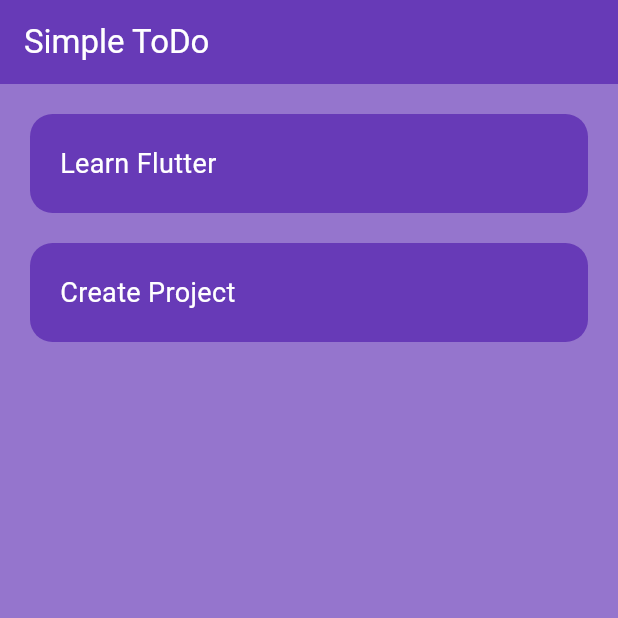
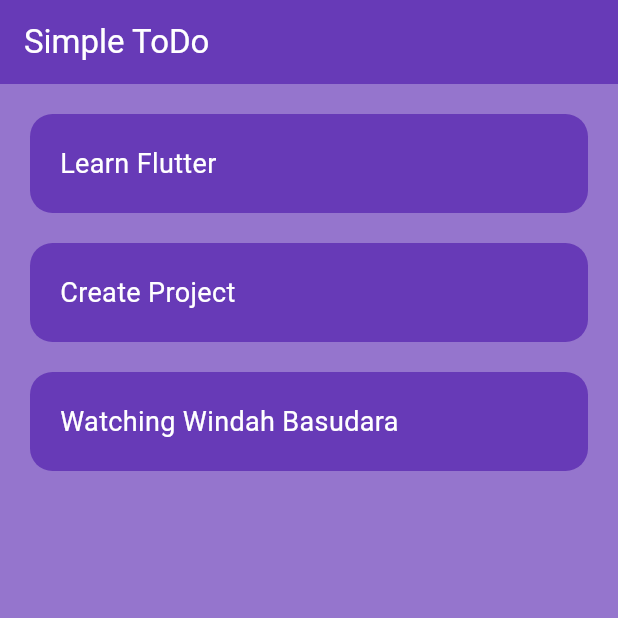
Before and after one commit to BliAli/ToDoList, a Flutter app: the screen it shows after launch, on a phone screen of 412 x 824 dp, the top half of it. Run offline on Flutter 3.47's test engine with Material 3 defaults, Android fonts, the phone set to English and light mode, and no system bars.

Commit message:
Move file home page ke folder pages, dan create folder utils untuk membuat to do listnya

```diff
--- a/lib/main.dart
+++ b/lib/main.dart
@@ -1,5 +1,5 @@
 import 'package:flutter/material.dart';
-import 'package:todolist/home_page.dart';
+import 'package:todolist/pages/home_page.dart';
 
 void main() {
   runApp(const MyApp());
--- a/lib/home_page.dart
+++ b/lib/pages/home_page.dart
@@ -1,4 +1,5 @@
 import 'package:flutter/material.dart';
+import 'package:todolist/utils/todo_list.dart';
 
 class HomePage extends StatelessWidget {
   HomePage({super.key});
@@ -6,6 +7,7 @@ class HomePage extends StatelessWidget {
   List toDoList = [
     ['Learn Flutter', false],
     ['Create Project', false],
+    ['Watching Windah Basudara', false],
   ];
 
   @override
@@ -20,25 +22,7 @@ class HomePage extends StatelessWidget {
       body: ListView.builder(
         itemCount: toDoList.length,
         itemBuilder: (BuildContext context, index) {
-          return Padding(
-            padding: const EdgeInsets.only(
-              top: 20,
-              left: 20,
-              right: 20,
-              bottom: 0,
-            ),
-            child: Container(
-              padding: EdgeInsets.all(20),
-              decoration: BoxDecoration(
-                color: Colors.deepPurple,
-                borderRadius: BorderRadius.circular(15),
-              ),
-              child: Text(
-                toDoList[index][0],
-                style: TextStyle(color: Colors.white, fontSize: 18),
-              ),
-            ),
-          );
+          return TodoList(taskName: toDoList[index][0]);
         },
       ),
     );
--- /dev/null
+++ b/lib/utils/todo_list.dart
@@ -0,0 +1,25 @@
+import 'package:flutter/material.dart';
+
+class TodoList extends StatelessWidget {
+  const TodoList({super.key, required this.taskName});
+
+  final String taskName;
+
+  @override
+  Widget build(BuildContext context) {
+    return Padding(
+      padding: const EdgeInsets.only(top: 20, left: 20, right: 20, bottom: 0),
+      child: Container(
+        padding: EdgeInsets.all(20),
+        decoration: BoxDecoration(
+          color: Colors.deepPurple,
+          borderRadius: BorderRadius.circular(15),
+        ),
+        child: Text(
+          taskName,
+          style: TextStyle(color: Colors.white, fontSize: 18),
+        ),
+      ),
+    );
+  }
+}
```
